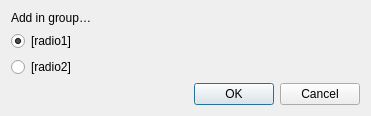
Mercury13/utranslator, file UTranslator/FmDisambigPair.ui: the form before one commit.
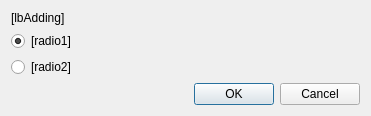
The form after the commit.

What changed in the file:
```diff
--- a/UTranslator/FmDisambigPair.ui
+++ b/UTranslator/FmDisambigPair.ui
@@ -17,7 +17,7 @@
    <item>
     <widget class="QLabel" name="lbAdding">
      <property name="text">
-      <string>Add in group…</string>
+      <string>[lbAdding]</string>
      </property>
     </widget>
    </item>
```
